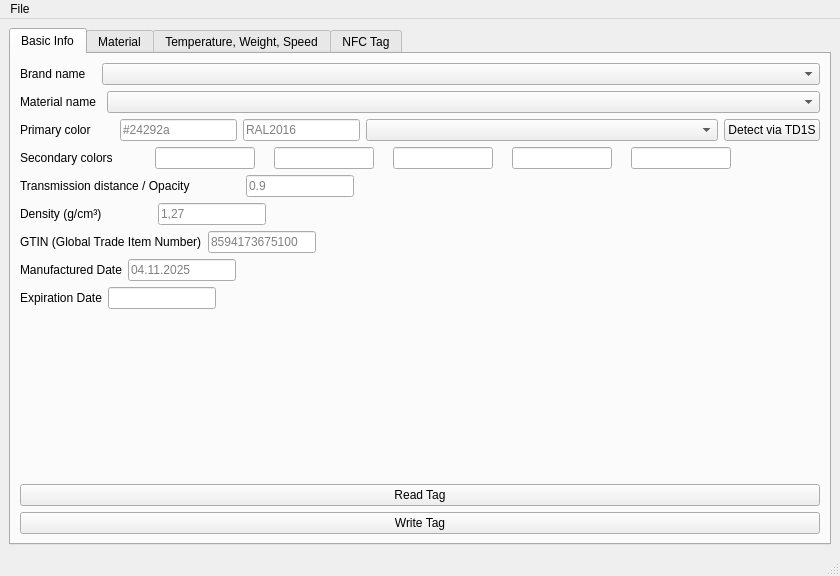
Qt form GUI/gui.ui (bkerler/OpenPrintTagGUI) before a commit.
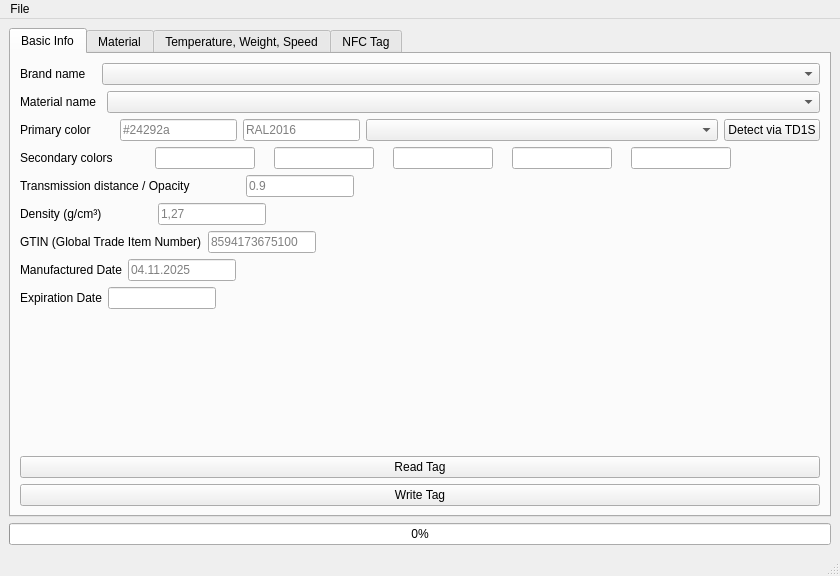
The same form after that commit. Custom widgets are drawn as their Qt base class.

```diff
--- a/GUI/gui.ui
+++ b/GUI/gui.ui
@@ -1171,6 +1171,13 @@
       </widget>
      </widget>
     </item>
+    <item row="1" column="0">
+     <widget class="QProgressBar" name="progressBar">
+      <property name="value">
+       <number>0</number>
+      </property>
+     </widget>
+    </item>
    </layout>
   </widget>
   <widget class="QMenuBar" name="menubar">
```
